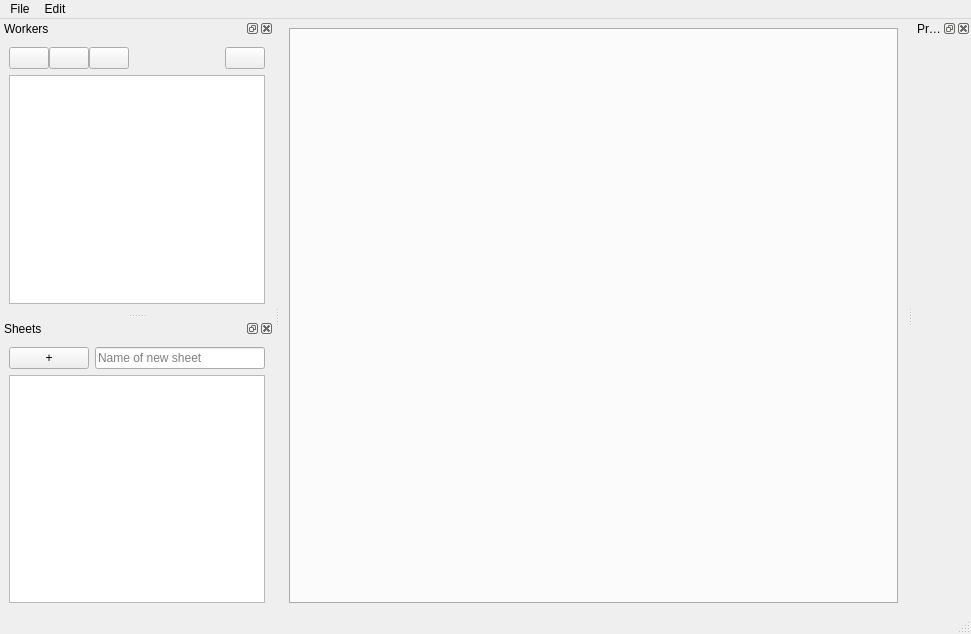
DrLuke/pyree-old, file gui/main.ui: the form before one commit.
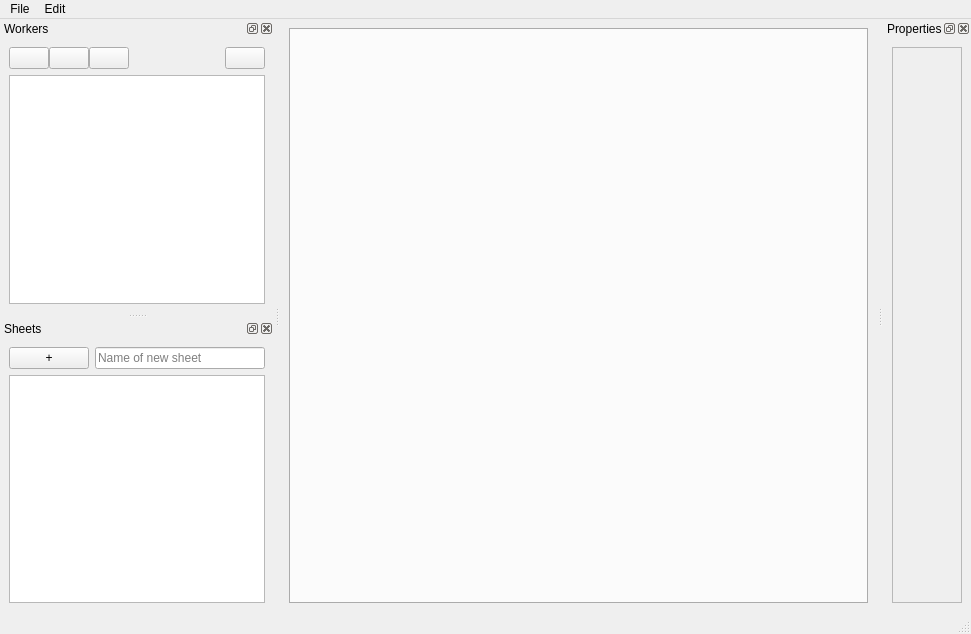
The form after the commit. Icons and pictures are not drawn.

Commit message: Add properties widget

```diff
--- a/gui/main.ui
+++ b/gui/main.ui
@@ -14,11 +14,11 @@
    <string>PyreeMainWindow</string>
   </property>
   <widget class="QWidget" name="centralwidget">
-   <layout class="QGridLayout" name="gridLayout">
+   <layout class="QVBoxLayout" name="verticalLayout_2">
     <property name="leftMargin">
      <number>9</number>
     </property>
-    <item row="0" column="0">
+    <item>
      <widget class="QTabWidget" name="tabWidget">
       <property name="tabPosition">
        <enum>QTabWidget::South</enum>
@@ -276,7 +276,27 @@
    <attribute name="dockWidgetArea">
     <number>2</number>
    </attribute>
-   <widget class="QWidget" name="dockWidgetContents_3"/>
+   <widget class="QWidget" name="dockWidgetContents_3">
+    <layout class="QGridLayout" name="gridLayout">
+     <item row="0" column="0">
+      <widget class="QScrollArea" name="propertiesScrollArea">
+       <property name="widgetResizable">
+        <bool>true</bool>
+       </property>
+       <widget class="QWidget" name="scrollAreaWidgetContents">
+        <property name="geometry">
+         <rect>
+          <x>0</x>
+          <y>0</y>
+          <width>68</width>
+          <height>552</height>
+         </rect>
+        </property>
+       </widget>
+      </widget>
+     </item>
+    </layout>
+   </widget>
   </widget>
   <action name="actionOpen">
    <property name="text">
```
The commit also changes 6 other files.
